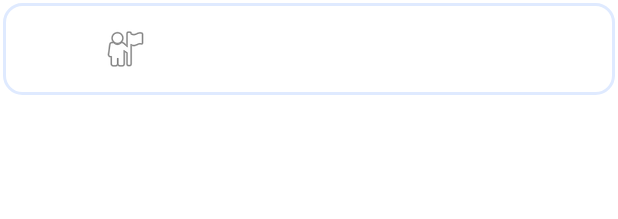
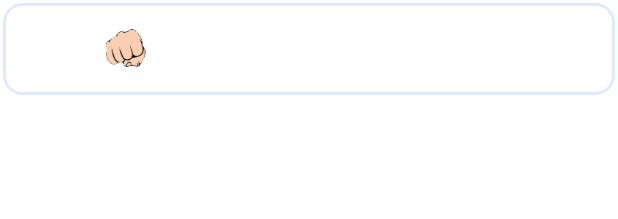
Before and after one commit to 2021-SMHRD-KDT-New-IoT-1/Game-health-counter, an Android app: the layout rank.xml on its own in the app's theme, with its tools: preview values and no code run, on a phone screen of 412 x 824 dp. Shown: the top 219 px of the screen. Run offline under Robolectric (Android 15) with nearby library versions, the phone set to English and light mode, and no system bars; network calls fail.

Commit message:
홈 화면 앰블럼 변경

```diff
--- a/app/src/main/res/layout/fragment_4.xml
+++ b/app/src/main/res/layout/fragment_4.xml
@@ -61,11 +61,11 @@
             android:textSize="20sp" />
 
         <ImageView
-            android:id="@+id/imageView10"
+            android:id="@+id/rank_my_logo"
             android:layout_width="32dp"
             android:layout_height="32dp"
             android:layout_marginLeft="10dp"
-            app:srcCompat="@android:drawable/ic_menu_myplaces" />
+            app:srcCompat="@drawable/logo1_alpha" />
 
         <TextView
             android:id="@+id/co2"
--- a/app/src/main/res/layout/rank.xml
+++ b/app/src/main/res/layout/rank.xml
@@ -23,14 +23,14 @@
         app:layout_constraintTop_toTopOf="@+id/pull_cnt" />
 
     <ImageView
-        android:id="@+id/imageView10"
+        android:id="@+id/rank_my_logo"
         android:layout_width="32dp"
         android:layout_height="32dp"
         android:layout_marginStart="12dp"
         app:layout_constraintBottom_toBottomOf="@+id/r_num"
         app:layout_constraintStart_toEndOf="@+id/r_num"
         app:layout_constraintTop_toTopOf="@+id/r_num"
-        app:srcCompat="@android:drawable/ic_menu_myplaces" />
+        app:srcCompat="@drawable/logo1_alpha" />
 
     <TextView
         android:id="@+id/r_num"
@@ -55,9 +55,9 @@
         android:text="Lv10"
         android:textColor="#FFFFFF"
         android:textSize="16sp"
-        app:layout_constraintBottom_toBottomOf="@+id/imageView10"
-        app:layout_constraintStart_toEndOf="@+id/imageView10"
-        app:layout_constraintTop_toTopOf="@+id/imageView10" />
+        app:layout_constraintBottom_toBottomOf="@+id/rank_my_logo"
+        app:layout_constraintStart_toEndOf="@+id/rank_my_logo"
+        app:layout_constraintTop_toTopOf="@+id/rank_my_logo" />
 
     <TextView
         android:id="@+id/pull_cnt"
```
Also changed, not shown: app/src/main/java/com/bang/project/character.java (+19 -2 lines), app/src/main/res/layout/activity_character.xml (+4 -4 lines), app/src/main/res/drawable/logo1_alpha.png (added), app/src/main/res/drawable/logo2_alpha.png (added), app/src/main/res/drawable/logo3_alpha.png (added).
